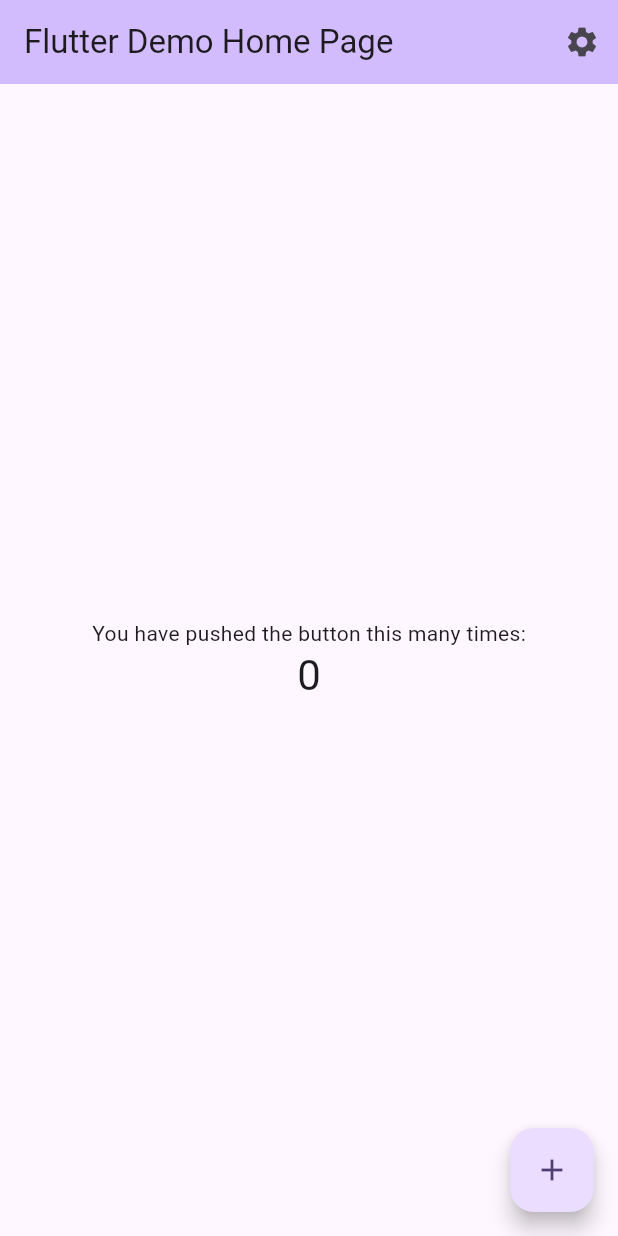
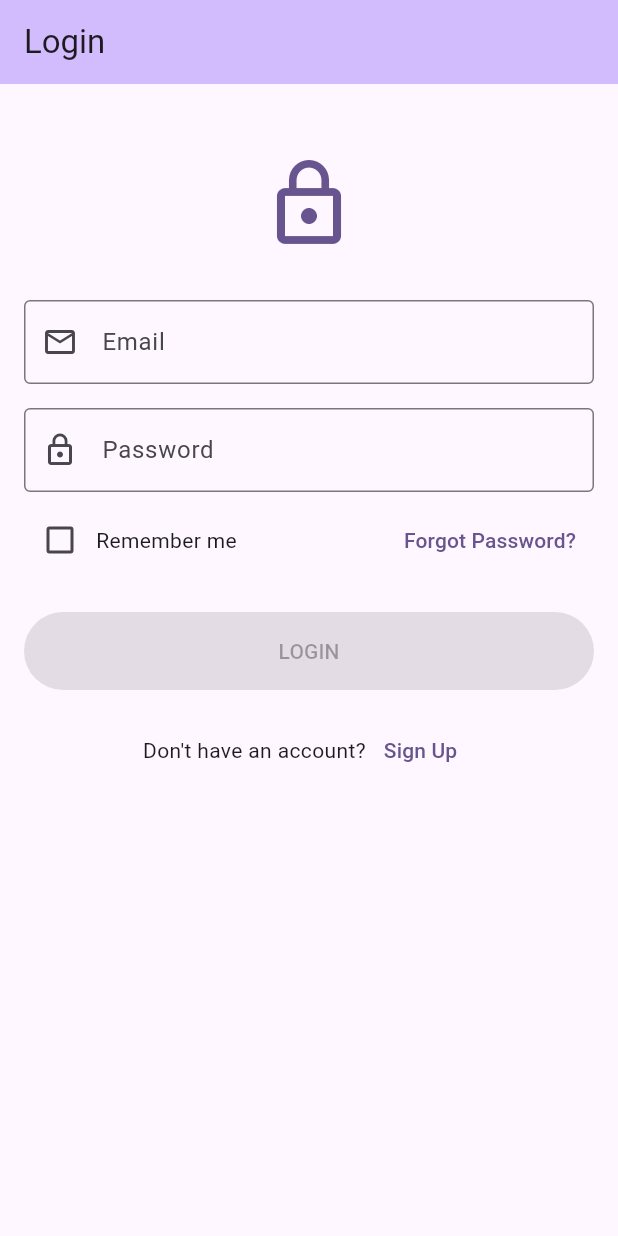
Before and after one commit to mobpack/flutter_mvvm_base, a Flutter app: the screen it shows after launch, on a phone screen of 412 x 824 dp. Run offline on Flutter 3.47's test engine with Material 3 defaults, Android fonts, the phone set to English and light mode, and no system bars; drawn by our look-alikes of reactive_forms; our stand-ins replace flutter_dotenv, flutter_riverpod, flutter_secure_storage, get_it, go_router, logger and 2 more.

```diff
--- a/lib/app.dart
+++ b/lib/app.dart
@@ -1,25 +1,30 @@
 import 'package:flutter/material.dart';
 import 'package:flutter_mvvm_base/core/di/service_locator.dart';
 import 'package:flutter_mvvm_base/core/router/app_router.dart';
+import 'package:flutter_mvvm_base/core/services/storage_service.dart';
 import 'package:flutter_mvvm_base/core/theme/app_theme.dart';
 import 'package:flutter_mvvm_base/core/theme/theme_manager.dart';
+import 'package:flutter_riverpod/flutter_riverpod.dart';
 
-class App extends StatelessWidget {
+final themeProvider = StateNotifierProvider<ThemeManager, ThemeMode>((ref) {
+  return ThemeManager(
+    storageService: getIt<StorageService>(),
+  );
+});
+
+class App extends ConsumerWidget {
   const App({super.key});
 
   @override
-  Widget build(BuildContext context) {
-    return ListenableBuilder(
-      listenable: getIt<ThemeManager>(),
-      builder: (context, _) {
-        return MaterialApp.router(
-          title: 'Flutter MVVM Base',
-          theme: AppTheme.lightTheme,
-          darkTheme: AppTheme.darkTheme,
-          themeMode: getIt<ThemeManager>().themeMode,
-          routerConfig: AppRouter.router,
-        );
-      },
+  Widget build(BuildContext context, WidgetRef ref) {
+    final themeMode = ref.watch(themeProvider);
+
+    return MaterialApp.router(
+      title: 'Flutter MVVM Base',
+      theme: AppTheme.lightTheme,
+      darkTheme: AppTheme.darkTheme,
+      themeMode: themeMode,
+      routerConfig: AppRouter.router,
     );
   }
 }
--- a/lib/core/router/app_router.dart
+++ b/lib/core/router/app_router.dart
@@ -1,20 +1,25 @@
 import 'package:flutter/material.dart';
-import 'package:go_router/go_router.dart';
+import 'package:flutter_mvvm_base/ui/auth/login_screen.dart';
 import 'package:flutter_mvvm_base/ui/home/my_home_page.dart';
 import 'package:flutter_mvvm_base/ui/settings/settings_screen.dart';
+import 'package:go_router/go_router.dart';
 
 class AppRouter {
   static final _rootNavigatorKey = GlobalKey<NavigatorState>();
 
-  static final GoRouter router = GoRouter(
+  static final router = GoRouter(
     navigatorKey: _rootNavigatorKey,
-    initialLocation: '/',
+    initialLocation: '/login',
     routes: [
+      GoRoute(
+        path: '/login',
+        name: 'login',
+        builder: (context, state) => const LoginScreen(),
+      ),
       GoRoute(
         path: '/',
         name: 'home',
-        builder: (context, state) =>
-            const MyHomePage(title: 'Flutter Demo Home Page'),
+        builder: (context, state) => const MyHomePage(title: 'Flutter Demo Home Page'),
       ),
       GoRoute(
         path: '/settings',
@@ -22,10 +27,5 @@
         builder: (context, state) => const SettingsScreen(),
       ),
     ],
-    errorBuilder: (context, state) => Scaffold(
-      body: Center(
-        child: Text('Error: ${state.error}'),
-      ),
-    ),
   );
 }
--- a/lib/core/theme/app_theme.dart
+++ b/lib/core/theme/app_theme.dart
@@ -7,7 +7,6 @@
       brightness: Brightness.light,
       colorScheme: ColorScheme.fromSeed(
         seedColor: Colors.deepPurple,
-        brightness: Brightness.light,
       ),
     );
   }
--- /dev/null
+++ b/lib/ui/auth/login_screen.dart
@@ -0,0 +1,153 @@
+import 'package:flutter/material.dart';
+import 'package:flutter_mvvm_base/ui/auth/login_state.dart';
+import 'package:flutter_riverpod/flutter_riverpod.dart';
+import 'package:go_router/go_router.dart';
+import 'package:reactive_forms/reactive_forms.dart';
+
+class LoginScreen extends ConsumerWidget {
+  const LoginScreen({super.key});
+
+  @override
+  Widget build(BuildContext context, WidgetRef ref) {
+    final state = ref.watch(loginProvider);
+
+    return Scaffold(
+      appBar: AppBar(
+        title: const Text('Login'),
+        backgroundColor: Theme.of(context).colorScheme.inversePrimary,
+      ),
+      body: SafeArea(
+        child: ReactiveForm(
+          formGroup: state.form,
+          child: Stack(
+            children: [
+              SingleChildScrollView(
+                padding: const EdgeInsets.all(16),
+                child: Column(
+                  crossAxisAlignment: CrossAxisAlignment.stretch,
+                  children: [
+                    const SizedBox(height: 32),
+                    Icon(
+                      Icons.lock_outline,
+                      size: 64,
+                      color: Theme.of(context).colorScheme.primary,
+                    ),
+                    const SizedBox(height: 32),
+                    if (state.error != null)
+                      Container(
+                        margin: const EdgeInsets.only(bottom: 16),
+                        padding: const EdgeInsets.all(8),
+                        decoration: BoxDecoration(
+                          color: Theme.of(context).colorScheme.errorContainer,
+                          borderRadius: BorderRadius.circular(8),
+                        ),
+                        child: Text(
+                          state.error!,
+                          style: TextStyle(
+                            color:
+                                Theme.of(context).colorScheme.onErrorContainer,
+                          ),
+                        ),
+                      ),
+                    ReactiveTextField<String>(
+                      formControlName: 'email',
+                      decoration: const InputDecoration(
+                        labelText: 'Email',
+                        prefixIcon: Icon(Icons.email_outlined),
+                        border: OutlineInputBorder(),
+                      ),
+                      validationMessages: {
+                        ValidationMessage.required: (_) => 'Email is required',
+                        ValidationMessage.email: (_) => 'Enter a valid email',
+                      },
+                      keyboardType: TextInputType.emailAddress,
+                      textInputAction: TextInputAction.next,
+                    ),
+                    const SizedBox(height: 16),
+                    ReactiveTextField<String>(
+                      formControlName: 'password',
+                      obscureText: true,
+                      decoration: const InputDecoration(
+                        labelText: 'Password',
+                        prefixIcon: Icon(Icons.lock_outline),
+                        border: OutlineInputBorder(),
+                      ),
+                      validationMessages: {
+                        ValidationMessage.required: (_) =>
+                            'Password is required',
+                        ValidationMessage.minLength: (_) =>
+                            'Password must be at least 6 characters',
+                      },
+                      textInputAction: TextInputAction.done,
+                    ),
+                    const SizedBox(height: 8),
+                    Row(
+                      children: [
+                        ReactiveCheckbox(
+                          formControlName: 'rememberMe',
+                        ),
+                        const Text('Remember me'),
+                        const Spacer(),
+                        TextButton(
+                          onPressed: () {
+                            // TODO: Implement forgot password
+                          },
+                          child: const Text('Forgot Password?'),
+                        ),
+                      ],
+                    ),
+                    const SizedBox(height: 24),
+                    ReactiveFormConsumer(
+                      builder: (context, form, child) {
+                        return FilledButton(
+                          onPressed: state.isLoading || !form.valid
+                              ? null
+                              : () => _onSubmit(ref, context),
+                          child: Padding(
+                            padding: const EdgeInsets.all(16),
+                            child: state.isLoading
+                                ? const SizedBox(
+                                    height: 20,
+                                    width: 20,
+                                    child: CircularProgressIndicator(
+                                      strokeWidth: 2,
+                                    ),
+                                  )
+                                : const Text('LOGIN'),
+                          ),
+                        );
+                      },
+                    ),
+                    const SizedBox(height: 16),
+                    Row(
+                      mainAxisAlignment: MainAxisAlignment.center,
+                      children: [
+                        const Text("Don't have an account?"),
+                        TextButton(
+                          onPressed: () {
+                            // TODO: Navigate to sign up
+                          },
+                          child: const Text('Sign Up'),
+                        ),
+                      ],
+                    ),
+                  ],
+                ),
+              ),
+            ],
+          ),
+        ),
+      ),
+    );
+  }
+
+  Future<void> _onSubmit(WidgetRef ref, BuildContext context) async {
+    await ref.read(loginProvider.notifier).login();
+    if (!context.mounted) return;
+
+    // Navigate to home on success
+    if (ref.read(loginProvider).error == null) {
+      context.go('/');
+    }
+  }
+}
--- a/lib/ui/home/my_home_page.dart
+++ b/lib/ui/home/my_home_page.dart
@@ -2,7 +2,7 @@
 import 'package:go_router/go_router.dart';
 
 class MyHomePage extends StatefulWidget {
-  const MyHomePage({super.key, required this.title});
+  const MyHomePage({required this.title, super.key});
 
   // This widget is the home page of your application. It is stateful, meaning
   // that it has a State object (defined below) that contains fields that affect
@@ -35,20 +35,9 @@
 
   @override
   Widget build(BuildContext context) {
-    // This method is rerun every time setState is called, for instance as done
-    // by the _incrementCounter method above.
-    //
-    // The Flutter framework has been optimized to make rerunning build methods
-    // fast, so that you can just rebuild anything that needs updating rather
-    // than having to individually change instances of widgets.
     return Scaffold(
       appBar: AppBar(
-        // TRY THIS: Try changing the color here to a specific color (to
-        // Colors.amber, perhaps?) and trigger a hot reload to see the AppBar
-        // change color while the other colors stay the same.
         backgroundColor: Theme.of(context).colorScheme.inversePrimary,
-        // Here we take the value from the MyHomePage object that was created by
-        // the App.build method, and use it to set our appbar title.
         title: Text(widget.title),
         actions: [
           IconButton(
@@ -58,22 +47,7 @@
         ],
       ),
       body: Center(
-        // Center is a layout widget. It takes a single child and positions it
-        // in the middle of the parent.
         child: Column(
-          // Column is also a layout widget. It takes a list of children and
-          // arranges them vertically. By default, it sizes itself to fit its
-          // children horizontally, and tries to be as tall as its parent.
-          //
-          // Column has various properties to control how it sizes itself and
-          // how it positions its children. Here we use mainAxisAlignment to
-          // center the children vertically; the main axis here is the vertical
-          // axis because Columns are vertical (the cross axis would be
-          // horizontal).
-          //
-          // TRY THIS: Invoke "debug painting" (choose the "Toggle Debug Paint"
-          // action in the IDE, or press "p" in the console), to see the
-          // wireframe for each widget.
           mainAxisAlignment: MainAxisAlignment.center,
           children: <Widget>[
             const Text(
```
Also changed, not shown: analysis_options.yaml (+59 -2 lines), lib/core/di/service_locator.dart (+7 -8 lines), lib/core/services/log_service.dart (added, +75 -0 lines), lib/core/services/storage_service.dart (added, +57 -0 lines), lib/core/theme/theme_manager.dart (+25 -8 lines), lib/main.dart (+13 -8 lines), lib/ui/auth/login_state.dart (added, +78 -0 lines), lib/ui/settings/settings_screen.dart (+95 -11 lines), pubspec.yaml (+13 -22 lines), pubspec.lock, 8 other files.
